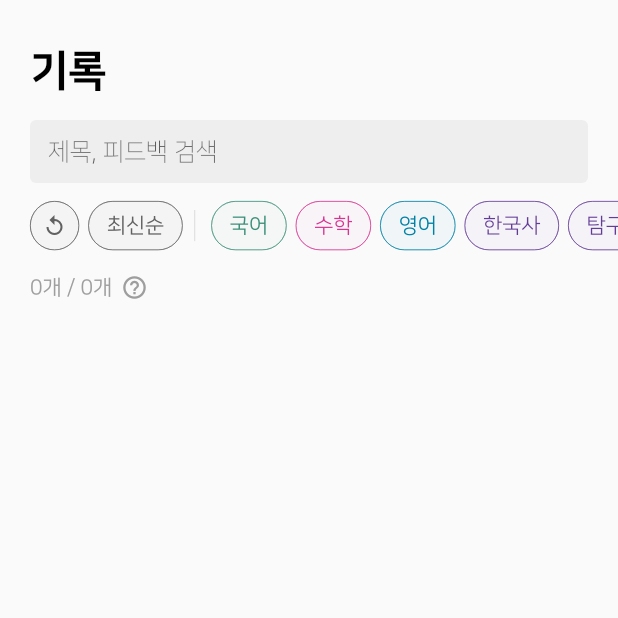
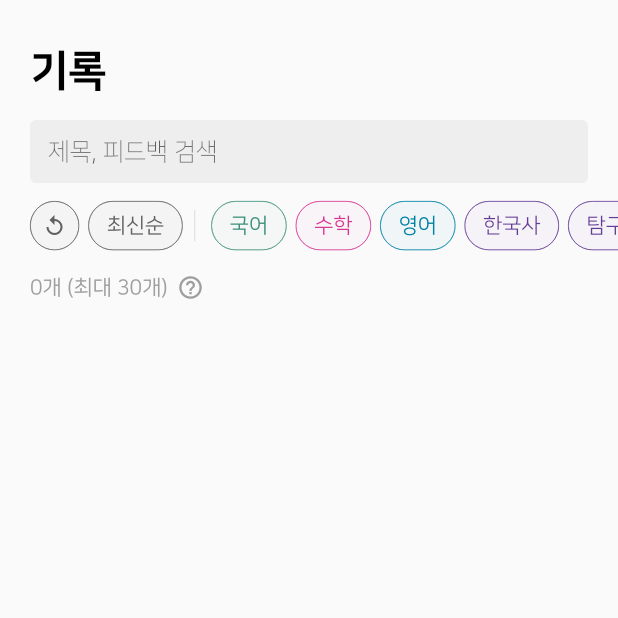
Before and after one commit to silgam/silgam-flutter, a Flutter app: the screen it shows after launch, item 2 of the bottom bar chosen, on a phone screen of 412 x 824 dp, the top half of it. Run offline on Flutter 3.47's test engine with Material 2 defaults, Android fonts, the phone set to English and light mode, and no system bars; our stand-ins replace bloc, cached_network_image, carousel_slider, cloud_firestore, connectivity_plus, dio and 35 more; missing offline and left inert: audio_session, flutter_facebook_auth, in_app_purchase_storekit, kakao_flutter_sdk, mixpanel_flutter, rich_text_controller; accounts and stored records are empty; generated files the repository leaves out were written again; network calls fail; statements that could not run were skipped.

Commit message:
feat: 기록 페이지에서 개수 표시 방법 변경

```diff
--- a/lib/presentation/home_page/record_list/record_list_view.dart
+++ b/lib/presentation/home_page/record_list/record_list_view.dart
@@ -86,6 +86,7 @@ class _RecordListViewState extends State<RecordListView> {
   }
 
   Widget _buildQuerySection(RecordListState state, AppState appState) {
+    final examRecordLimit = appState.productBenefit.examRecordLimit;
     return NonPaddingChildBuilder(
       builder: (horizontalPadding) {
         return SliverToBoxAdapter(
@@ -176,11 +177,11 @@ class _RecordListViewState extends State<RecordListView> {
                 children: [
                   SizedBox(width: horizontalPadding),
                   Text(
-                    '${state.records.length}개 / ${state.originalRecords.length}개',
+                    '${state.records.length}개${examRecordLimit == -1 ? '' : ' (최대 $examRecordLimit개)'}',
                     style: const TextStyle(color: Colors.grey, height: 1.2),
                   ),
                   const SizedBox(width: 2),
-                  if (appState.productBenefit.examRecordLimit != -1)
+                  if (examRecordLimit != -1)
                     InkWell(
                       onTap: () => showExamRecordLimitInfoDialog(context),
                       borderRadius: BorderRadius.circular(100),
```
